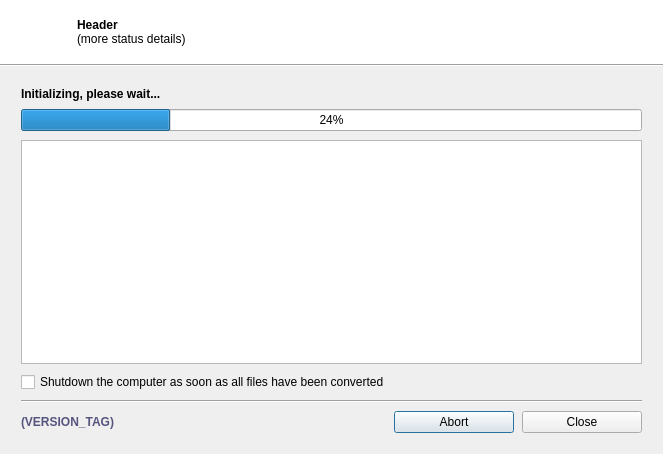
The window that gui/ProcessingDialog.ui (lordmulder/LameXP) describes before a commit, drawn with Qt 5.
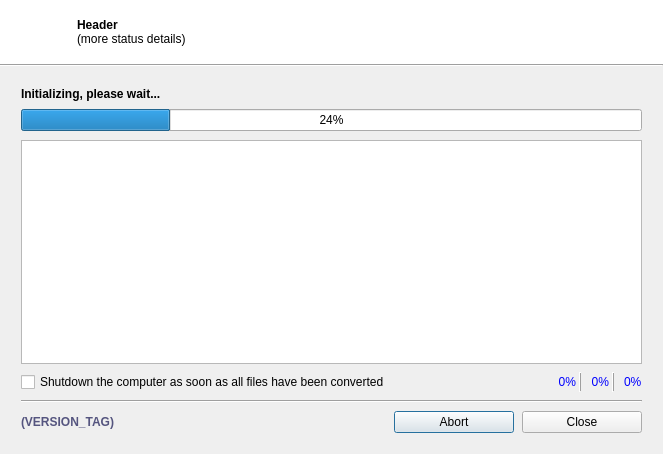
The same window after the commit. Icons and pictures are not drawn.

Commit message: Added indicators for current CPU usage, RAM usage and free disk space to the processing window.

Diff of the .ui file:
```diff
--- a/gui/ProcessingDialog.ui
+++ b/gui/ProcessingDialog.ui
@@ -302,11 +302,264 @@
         </widget>
        </item>
        <item>
-        <widget class="QCheckBox" name="checkBox_shutdownComputer">
-         <property name="text">
-          <string>Shutdown the computer as soon as all files have been converted</string>
+        <layout class="QHBoxLayout" name="horizontalLayout">
+         <property name="spacing">
+          <number>0</number>
          </property>
-        </widget>
+         <item>
+          <widget class="QCheckBox" name="checkBox_shutdownComputer">
+           <property name="sizePolicy">
+            <sizepolicy hsizetype="Expanding" vsizetype="Fixed">
+             <horstretch>0</horstretch>
+             <verstretch>0</verstretch>
+            </sizepolicy>
+           </property>
+           <property name="text">
+            <string>Shutdown the computer as soon as all files have been converted</string>
+           </property>
+          </widget>
+         </item>
+         <item>
+          <spacer name="horizontalSpacer_2">
+           <property name="orientation">
+            <enum>Qt::Horizontal</enum>
+           </property>
+           <property name="sizeType">
+            <enum>QSizePolicy::Fixed</enum>
+           </property>
+           <property name="sizeHint" stdset="0">
+            <size>
+             <width>12</width>
+             <height>20</height>
+            </size>
+           </property>
+          </spacer>
+         </item>
+         <item>
+          <widget class="QLabel" name="label_cpuIco">
+           <property name="toolTip">
+            <string>CPU Usage (Overall)</string>
+           </property>
+           <property name="text">
+            <string notr="true"/>
+           </property>
+           <property name="pixmap">
+            <pixmap resource="../res/Icons.qrc">:/icons/cpu.png</pixmap>
+           </property>
+          </widget>
+         </item>
+         <item>
+          <widget class="QLabel" name="label_cpu">
+           <property name="palette">
+            <palette>
+             <active>
+              <colorrole role="WindowText">
+               <brush brushstyle="SolidPattern">
+                <color alpha="255">
+                 <red>0</red>
+                 <green>0</green>
+                 <blue>255</blue>
+                </color>
+               </brush>
+              </colorrole>
+             </active>
+             <inactive>
+              <colorrole role="WindowText">
+               <brush brushstyle="SolidPattern">
+                <color alpha="255">
+                 <red>0</red>
+                 <green>0</green>
+                 <blue>255</blue>
+                </color>
+               </brush>
+              </colorrole>
+             </inactive>
+             <disabled>
+              <colorrole role="WindowText">
+               <brush brushstyle="SolidPattern">
+                <color alpha="255">
+                 <red>120</red>
+                 <green>120</green>
+                 <blue>120</blue>
+                </color>
+               </brush>
+              </colorrole>
+             </disabled>
+            </palette>
+           </property>
+           <property name="font">
+            <font>
+             <weight>50</weight>
+             <bold>false</bold>
+            </font>
+           </property>
+           <property name="toolTip">
+            <string>CPU Usage (Overall)</string>
+           </property>
+           <property name="text">
+            <string notr="true">0%</string>
+           </property>
+           <property name="alignment">
+            <set>Qt::AlignRight|Qt::AlignTrailing|Qt::AlignVCenter</set>
+           </property>
+          </widget>
+         </item>
+         <item>
+          <widget class="QFrame" name="frame_3">
+           <property name="minimumSize">
+            <size>
+             <width>8</width>
+             <height>0</height>
+            </size>
+           </property>
+           <property name="frameShape">
+            <enum>QFrame::VLine</enum>
+           </property>
+           <property name="frameShadow">
+            <enum>QFrame::Raised</enum>
+           </property>
+          </widget>
+         </item>
+         <item>
+          <widget class="QLabel" name="label_ramIco">
+           <property name="toolTip">
+            <string>Physical RAM Usage</string>
+           </property>
+           <property name="text">
+            <string notr="true"/>
+           </property>
+           <property name="pixmap">
+            <pixmap resource="../res/Icons.qrc">:/icons/memory.png</pixmap>
+           </property>
+          </widget>
+         </item>
+         <item>
+          <widget class="QLabel" name="label_ram">
+           <property name="palette">
+            <palette>
+             <active>
+              <colorrole role="WindowText">
+               <brush brushstyle="SolidPattern">
+                <color alpha="255">
+                 <red>0</red>
+                 <green>0</green>
+                 <blue>255</blue>
+                </color>
+               </brush>
+              </colorrole>
+             </active>
+             <inactive>
+              <colorrole role="WindowText">
+               <brush brushstyle="SolidPattern">
+                <color alpha="255">
+                 <red>0</red>
+                 <green>0</green>
+                 <blue>255</blue>
+                </color>
+               </brush>
+              </colorrole>
+             </inactive>
+             <disabled>
+              <colorrole role="WindowText">
+               <brush brushstyle="SolidPattern">
+                <color alpha="255">
+                 <red>120</red>
+                 <green>120</green>
+                 <blue>120</blue>
+                </color>
+               </brush>
+              </colorrole>
+             </disabled>
+            </palette>
+           </property>
+           <property name="toolTip">
+            <string>Physical RAM Usage</string>
+           </property>
+           <property name="text">
+            <string notr="true">0%</string>
+           </property>
+           <property name="alignment">
+            <set>Qt::AlignRight|Qt::AlignTrailing|Qt::AlignVCenter</set>
+           </property>
+          </widget>
+         </item>
+         <item>
+          <widget class="QFrame" name="frame_2">
+           <property name="minimumSize">
+            <size>
+             <width>8</width>
+             <height>0</height>
+            </size>
+           </property>
+           <property name="frameShape">
+            <enum>QFrame::VLine</enum>
+           </property>
+           <property name="frameShadow">
+            <enum>QFrame::Raised</enum>
+           </property>
+          </widget>
+         </item>
+         <item>
+          <widget class="QLabel" name="label_diskIco">
+           <property name="toolTip">
+            <string>Free Disk Space (Temp Folder)</string>
+           </property>
+           <property name="text">
+            <string notr="true"/>
+           </property>
+           <property name="pixmap">
+            <pixmap resource="../res/Icons.qrc">:/icons/drive.png</pixmap>
+           </property>
+          </widget>
+         </item>
+         <item>
+          <widget class="QLabel" name="label_disk">
+           <property name="palette">
+            <palette>
+             <active>
+              <colorrole role="WindowText">
+               <brush brushstyle="SolidPattern">
+                <color alpha="255">
+                 <red>0</red>
+                 <green>0</green>
+                 <blue>255</blue>
+                </color>
+               </brush>
+              </colorrole>
+             </active>
+             <inactive>
+              <colorrole role="WindowText">
+               <brush brushstyle="SolidPattern">
+                <color alpha="255">
+                 <red>0</red>
+                 <green>0</green>
+                 <blue>255</blue>
+                </color>
+               </brush>
+              </colorrole>
+             </inactive>
+             <disabled>
+              <colorrole role="WindowText">
+               <brush brushstyle="SolidPattern">
+                <color alpha="255">
+                 <red>120</red>
+                 <green>120</green>
+                 <blue>120</blue>
+                </color>
+               </brush>
+              </colorrole>
+             </disabled>
+            </palette>
+           </property>
+           <property name="toolTip">
+            <string>Free Disk Space (Temp Folder)</string>
+           </property>
+           <property name="text">
+            <string notr="true">0%</string>
+           </property>
+          </widget>
+         </item>
+        </layout>
        </item>
        <item>
         <widget class="QFrame" name="frame">
```
The commit also changes 28 other files.
